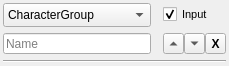
Above: editor/UI/UI_NetworkResource.ui from leiftiger/EG_Tools before the change. Below: the same form after it.
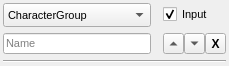
That is the form after the change. Custom widgets are drawn as their Qt base class.

What changed in the file:
```diff
--- a/editor/UI/UI_NetworkResource.ui
+++ b/editor/UI/UI_NetworkResource.ui
@@ -49,7 +49,7 @@
      </property>
      <property name="font">
       <font>
-       <pointsize>9</pointsize>
+       <pointsize>8</pointsize>
       </font>
      </property>
      <property name="toolTip">
@@ -78,7 +78,7 @@
      </property>
      <property name="font">
       <font>
-       <pointsize>9</pointsize>
+       <pointsize>8</pointsize>
       </font>
      </property>
      <property name="toolTip">
```
